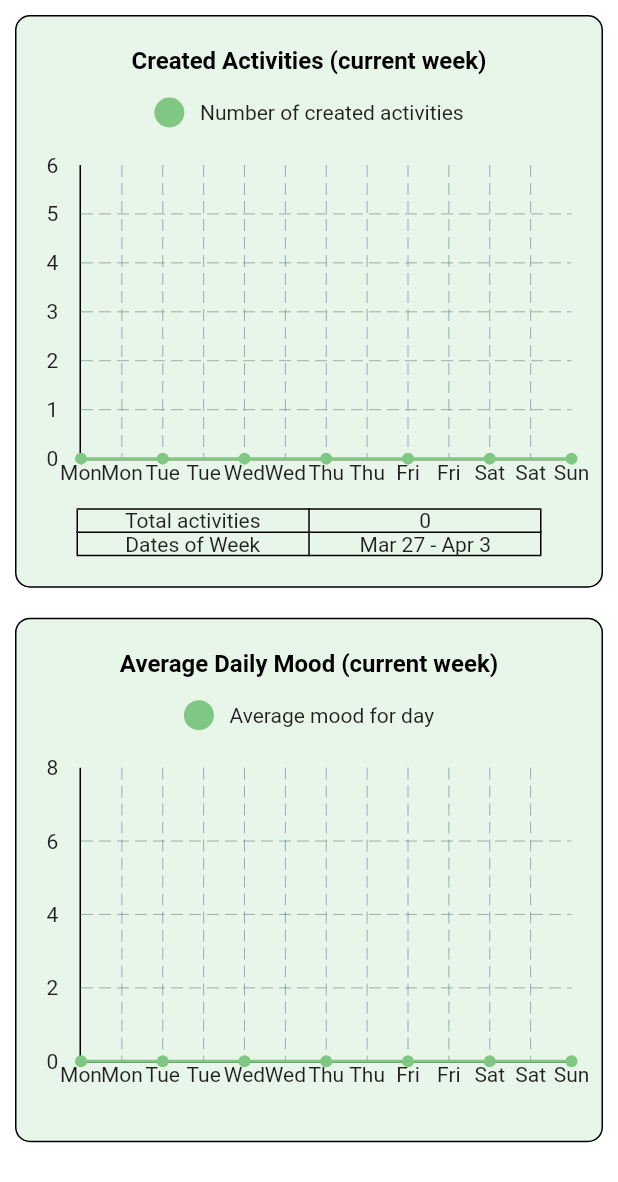
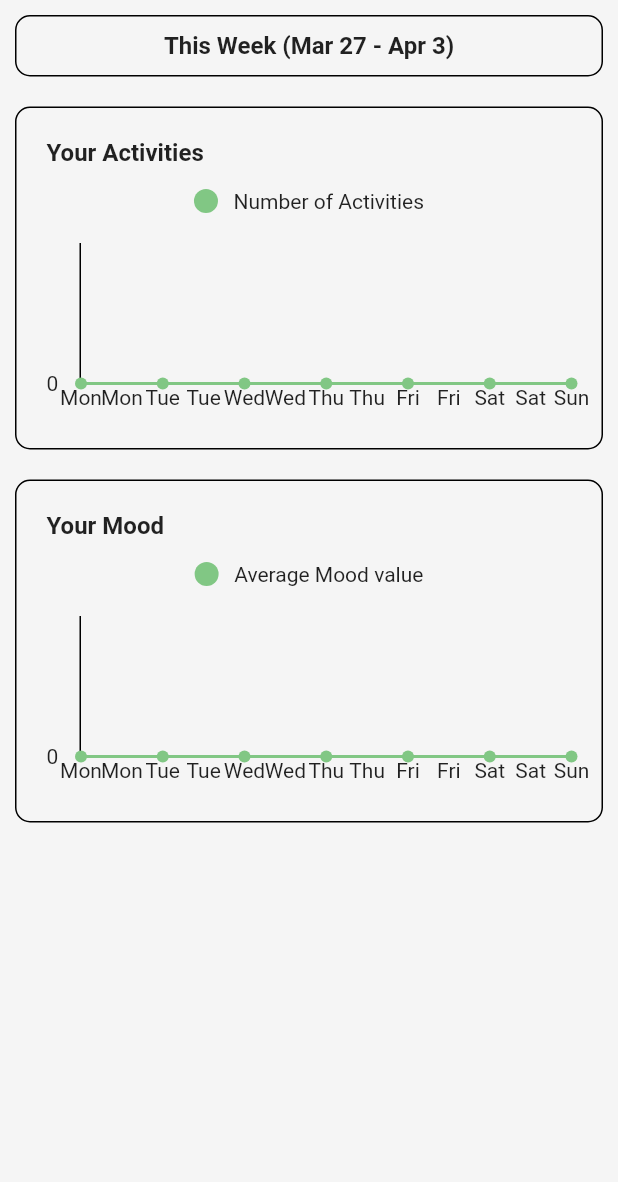
Before and after one commit to mr-jw/fitness-journal-mobile-app, a Flutter app: the AnalyticsPage widget shown alone on an empty page, opened directly, on a phone screen of 412 x 824 dp. Shown: the top 1182 px of the screen. Run offline on Flutter 3.47's test engine with Material 2 defaults, Android fonts, the phone set to English and light mode, and no system bars; drawn by our look-alikes of fl_chart; our stand-ins replace audioplayers, flutter_rating_bar, permission_handler, settings_ui, sqflite, table_calendar; missing offline and left inert: flutter_sound_lite, google_speech; accounts and stored records are empty; project files that could hold a hidden picture were left out.

Commit message:
Bug Fixes & Improvements 0.1

```diff
--- a/lib/db/activity_database.dart
+++ b/lib/db/activity_database.dart
@@ -110,8 +110,10 @@ CREATE TABLE $tableActivities (
     DateTime now = DateTime.now();
     // get the start of the week date.
     DateTime startOfWeek = mostRecentMonday(now);
+    int tmp = startOfWeek.day + 7;
 
-    if ((date.day >= startOfWeek.day) && (date.day <= startOfWeek.day + 7)) {
+    if (date.isAfter(startOfWeek) &&
+        date.isBefore(startOfWeek.add(const Duration(days: 7)))) {
       return true;
     } else {
       return false;
--- a/lib/pages/activities_page.dart
+++ b/lib/pages/activities_page.dart
@@ -234,7 +234,10 @@ class _ActivityPageState extends State<ActivityPage> {
   @override
   Widget build(BuildContext context) => Scaffold(
         appBar: AppBar(
-          title: Text(_appBarTitle),
+          centerTitle: true,
+          title: Text(
+            _appBarTitle,
+          ),
         ),
         body: _selectedIndex != 1
             ? _pages.elementAt(_selectedIndex)
--- a/lib/pages/activity_detail_page.dart
+++ b/lib/pages/activity_detail_page.dart
@@ -111,7 +111,7 @@ class _ActivityDetailPageState extends State<ActivityDetailPage> {
   ListTile title() {
     return ListTile(
       title: Text(
-        "Activity: ${activity.title}",
+        activity.title,
         textAlign: TextAlign.center,
         style: const TextStyle(
           fontSize: 25,
--- a/lib/pages/analytics_page.dart
+++ b/lib/pages/analytics_page.dart
@@ -1,9 +1,11 @@
 import 'package:flutter/material.dart';
 import 'package:intl/intl.dart';
+import 'package:provider/provider.dart';
 import 'package:table_calendar/table_calendar.dart';
 
 import '../db/activity_database.dart';
 import '../model/activity.dart';
+import '../themes/theme_provider.dart';
 import '../widgets/line_chart_widget.dart';
 import 'package:collection/collection.dart';
 
@@ -17,6 +19,7 @@ class AnalyticsPage extends StatefulWidget {
 class _AnalyticsPageState extends State<AnalyticsPage> {
   bool _isLoading = false;
   DateTime today = DateTime.now();
+  late DateTime weekStart;
   String graphName = "Activity Creation Rate (current week)";
 
   List<DateTime> weekDates = [];
@@ -107,37 +110,67 @@ class _AnalyticsPageState extends State<AnalyticsPage> {
 
   @override
   Widget build(BuildContext context) {
+    final themeProvider = Provider.of<ThemeProvider>(context);
     return SingleChildScrollView(
       child: Padding(
         padding: const EdgeInsets.symmetric(horizontal: 10.0, vertical: 10.0),
-        child: Column(
+        child: _isLoading
+            ? const Center(child: CircularProgressIndicator())
+            : Column(
                 children: [
-            activityRate(),
+                  Container(
+                    padding: const EdgeInsets.all(10.0),
+                    decoration: BoxDecoration(
+                      border: Border.all(
+                        color: themeProvider.isDarkTheme
+                            ? Colors.white
+                            : Colors.black,
+                      ),
+                      borderRadius: BorderRadius.circular(10),
+                    ),
+                    child: Row(
+                      mainAxisAlignment: MainAxisAlignment.center,
+                      children: [
+                        Text(
+                          'This Week (${DateFormat.MMMd().format(beginningOfWeek(today)).toString()} - ${DateFormat.MMMd().format(beginningOfWeek(today).add(const Duration(days: 7))).toString()})',
+                          style: const TextStyle(
+                            fontSize: 16,
+                            fontWeight: FontWeight.bold,
+                          ),
+                        ),
+                      ],
+                    ),
+                  ),
                   const SizedBox(height: 20),
-            moodAverages(),
+                  activityRateGraphWidget(),
+                  const SizedBox(height: 20),
+                  moodAveragesGraphWidget(),
                 ],
               ),
       ),
     );
   }
 
-  Container activityRate() {
+  Container activityRateGraphWidget() {
+    final themeProvider = Provider.of<ThemeProvider>(context);
     return Container(
       padding: const EdgeInsets.all(20.0),
       decoration: BoxDecoration(
-        color: Colors.green.shade50,
-        border: Border.all(color: Colors.black),
+        border: Border.all(
+          color: themeProvider.isDarkTheme ? Colors.white : Colors.black,
+        ),
         borderRadius: BorderRadius.circular(10),
       ),
       child: Column(
         children: [
-          const Text(
-            "Created Activities (current week)",
-            textAlign: TextAlign.left,
+          const Align(
+            alignment: Alignment.topLeft,
+            child: Text(
+              "Your Activities",
               style: TextStyle(
                 fontSize: 16,
                 fontWeight: FontWeight.bold,
-              color: Colors.black,
+              ),
             ),
           ),
           const SizedBox(height: 15),
@@ -145,38 +178,41 @@ class _AnalyticsPageState extends State<AnalyticsPage> {
             mainAxisAlignment: MainAxisAlignment.center,
             children: [
               CircleAvatar(
-                backgroundColor: Colors.green.shade300,
-                radius: 10,
+                backgroundColor: themeProvider.isDarkTheme
+                    ? Colors.amber.shade300
+                    : Colors.green.shade300,
+                radius: 8,
               ),
-              const Text("\t\t\tNumber of created activities"),
+              const Text("\t\t\tNumber of Activities"),
             ],
           ),
-          const SizedBox(height: 25),
-          LineChartWidget(_getGraphPoints(_graphOneData), 6),
-          const SizedBox(height: 10),
-          activityTable(),
+          const SizedBox(height: 20),
+          LineChartWidget(_getGraphPoints(_graphOneData)),
         ],
       ),
     );
   }
 
-  Container moodAverages() {
+  Container moodAveragesGraphWidget() {
+    final themeProvider = Provider.of<ThemeProvider>(context);
     return Container(
       padding: const EdgeInsets.all(20.0),
       decoration: BoxDecoration(
-        color: Colors.green.shade50,
-        border: Border.all(color: Colors.black),
+        border: Border.all(
+          color: themeProvider.isDarkTheme ? Colors.white : Colors.black,
+        ),
         borderRadius: BorderRadius.circular(10),
       ),
       child: Column(
         children: [
-          const Text(
-            "Average Daily Mood (current week)",
-            textAlign: TextAlign.left,
+          const Align(
+            alignment: Alignment.topLeft,
+            child: Text(
+              "Your Mood",
               style: TextStyle(
                 fontSize: 16,
                 fontWeight: FontWeight.bold,
-              color: Colors.black,
+              ),
             ),
           ),
           const SizedBox(height: 15),
@@ -184,15 +220,16 @@ class _AnalyticsPageState extends State<AnalyticsPage> {
             mainAxisAlignment: MainAxisAlignment.center,
             children: [
               CircleAvatar(
-                backgroundColor: Colors.green.shade300,
-                radius: 10,
+                backgroundColor: themeProvider.isDarkTheme
+                    ? Colors.amber.shade300
+                    : Colors.green.shade300,
+                radius: 8,
               ),
-              const Text("\t\t\tAverage mood for day"),
+              const Text("\t\t\tAverage Mood value"),
             ],
           ),
-          const SizedBox(height: 25),
-          LineChartWidget(_getGraphPoints(_graphTwoData), 8),
-          const SizedBox(height: 10),
+          const SizedBox(height: 20),
+          LineChartWidget(_getGraphPoints(_graphTwoData)),
         ],
       ),
     );
--- a/lib/pages/settings_page.dart
+++ b/lib/pages/settings_page.dart
@@ -17,9 +17,15 @@ class _SettingsPageState extends State<SettingsPage> {
     return SettingsList(
       sections: [
         SettingsSection(
+          title: Text('Display'),
           tiles: [
             SettingsTile.switchTile(
-              title: const Text('Dark Mode'),
+              leading: const Icon(
+                Icons.dark_mode_outlined,
+              ),
+              title: const Text(
+                'Dark Mode',
+              ),
               activeSwitchColor: themeProvider.isDarkTheme
                   ? Colors.amber.shade400
                   : Colors.white,
@@ -29,14 +35,17 @@ class _SettingsPageState extends State<SettingsPage> {
                     Provider.of<ThemeProvider>(context, listen: false);
                 provider.toggleTheme(value);
               },
-              leading: const Icon(
-                Icons.dark_mode_outlined,
-              ),
             ),
+          ],
+        ),
+        SettingsSection(
+          title: Text('Privacy and Security'),
+          tiles: [
             SettingsTile(
               title: const Text('Clear App data'),
               onPressed: (context) {},
-              description: const Text("Erase all data stored on this device."),
+              description:
+                  const Text("Erase all Activity data stored on this device."),
               leading: const Icon(Icons.data_array_outlined),
             ),
           ],
--- a/lib/themes/theme_provider.dart
+++ b/lib/themes/theme_provider.dart
@@ -13,7 +13,7 @@ class ThemeProvider extends ChangeNotifier {
 
 class AppTheme {
   static final darkTheme = ThemeData(
-    scaffoldBackgroundColor: Colors.black,
+    scaffoldBackgroundColor: Colors.grey.shade900,
     primaryColor: Colors.black,
     colorScheme: ColorScheme.dark(
       primary: Colors.amber.shade400,
@@ -46,7 +46,7 @@ class AppTheme {
   );
 
   static final lightTheme = ThemeData(
-    scaffoldBackgroundColor: Colors.white,
+    scaffoldBackgroundColor: Colors.grey.shade100,
     primaryColor: Colors.white,
     colorScheme: ColorScheme.light(
       primary: Colors.green.shade300,
--- a/lib/widgets/line_chart_widget.dart
+++ b/lib/widgets/line_chart_widget.dart
@@ -3,6 +3,9 @@ import 'dart:math';
 import 'package:collection/collection.dart';
 import 'package:fl_chart/fl_chart.dart';
 import 'package:flutter/material.dart';
+import 'package:provider/provider.dart';
+
+import '../themes/theme_provider.dart';
 
 class Point {
   final double x;
@@ -12,33 +15,65 @@ class Point {
   Point({required this.x, required this.y});
 }
 
-class LineChartWidget extends StatelessWidget {
+class LineChartWidget extends StatefulWidget {
   final List<Point> points;
-  final int highestY;
 
-  const LineChartWidget(this.points, this.highestY, {Key? key})
-      : super(key: key);
+  const LineChartWidget(this.points, {Key? key}) : super(key: key);
+
+  @override
+  State<LineChartWidget> createState() => _LineChartWidgetState();
+}
+
+class _LineChartWidgetState extends State<LineChartWidget> {
+  @override
+  void initState() {
+    super.initState();
+  }
+
+  double highestTally() {
+    double result = 0.0;
+    for (int i = 0; i < widget.points.length; i++) {
+      if (result < widget.points[i].y) {
+        result = widget.points[i].y;
+      }
+    }
+
+    return result;
+  }
 
   @override
   Widget build(BuildContext context) {
+    final themeProvider = Provider.of<ThemeProvider>(context);
     return AspectRatio(
-      aspectRatio: 1.6,
+      aspectRatio: 3,
       child: LineChart(
         LineChartData(
           minY: 0,
-          maxY: highestY.toDouble(),
+          maxY: highestTally(),
           lineBarsData: [
             LineChartBarData(
-                spots: points.map((point) => FlSpot(point.x, point.y)).toList(),
-                isCurved: false,
+                spots: widget.points
+                    .map((point) => FlSpot(point.x, point.y))
+                    .toList(),
+                isCurved: true,
                 dotData: FlDotData(
                   show: true,
                 ),
-                color: Colors.green.shade300),
+                color: themeProvider.isDarkTheme
+                    ? Colors.amber.shade300
+                    : Colors.green.shade300),
           ],
           borderData: FlBorderData(
-              border: const Border(bottom: BorderSide(), left: BorderSide())),
-          gridData: FlGridData(show: true),
+            border: Border(
+              bottom: BorderSide(
+                color: themeProvider.isDarkTheme ? Colors.white : Colors.black,
+              ),
+              left: BorderSide(
+                color: themeProvider.isDarkTheme ? Colors.white : Colors.black,
+              ),
+            ),
+          ),
+          gridData: FlGridData(show: false),
           titlesData: FlTitlesData(
             bottomTitles: AxisTitles(sideTitles: _bottomTitles),
             leftTitles: AxisTitles(sideTitles: _leftTiles),
```
Lines whose indentation alone changed are shown as unchanged.
